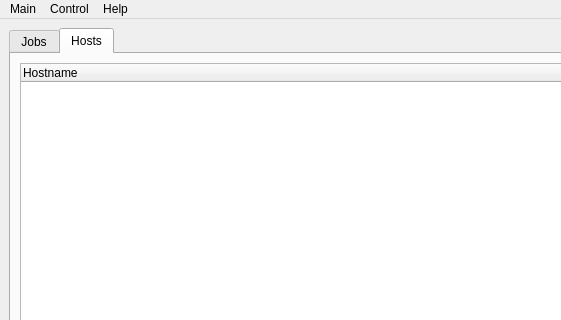
Above: resources/MainWindow.ui from compso/pygrid-ui before the change; both pictures show x 0 to 561 and y 0 to 320 of the 800 by 600 pixel window. Below: the same form after it.
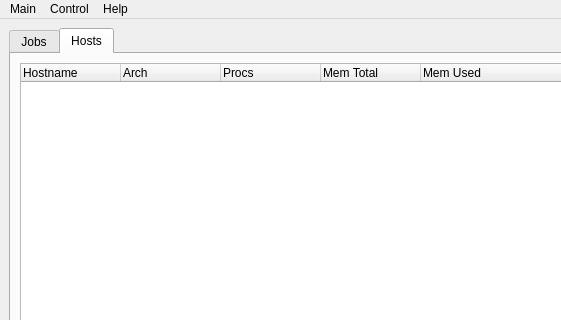
That is the form after the change. The open tabs and pages were chosen to show the change.

Patch:
```diff
--- a/resources/MainWindow.ui
+++ b/resources/MainWindow.ui
@@ -97,12 +97,35 @@
        </attribute>
        <layout class="QVBoxLayout" name="verticalLayout_2">
         <item>
-         <widget class="QTreeWidget" name="treeWidget">
+         <widget class="QTreeWidget" name="hosts_tree">
+          <property name="rootIsDecorated">
+           <bool>true</bool>
+          </property>
           <column>
            <property name="text">
             <string>Hostname</string>
            </property>
           </column>
+          <column>
+           <property name="text">
+            <string>Arch</string>
+           </property>
+          </column>
+          <column>
+           <property name="text">
+            <string>Procs</string>
+           </property>
+          </column>
+          <column>
+           <property name="text">
+            <string>Mem Total</string>
+           </property>
+          </column>
+          <column>
+           <property name="text">
+            <string>Mem Used</string>
+           </property>
+          </column>
          </widget>
         </item>
        </layout>
```
Left out of the diff: 74 changed lines with no effect on the pictures.
